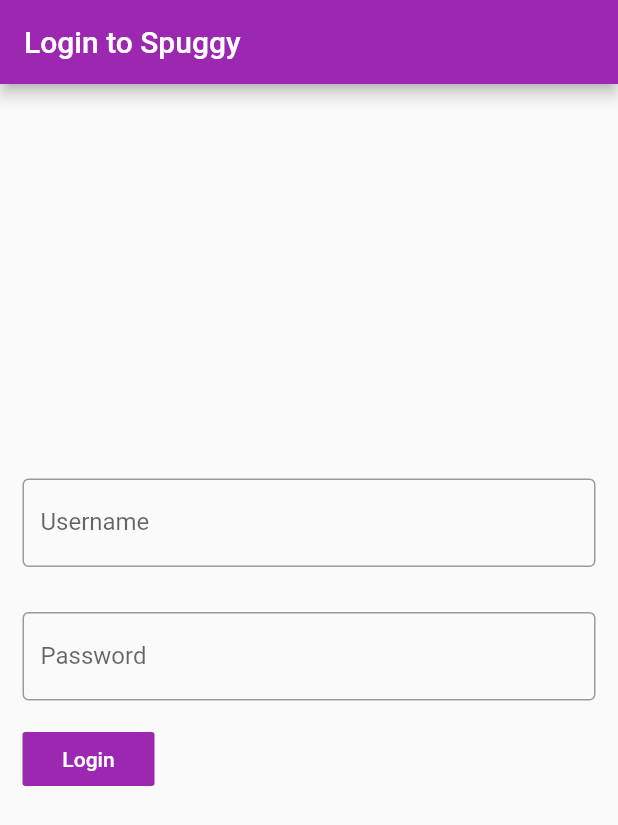
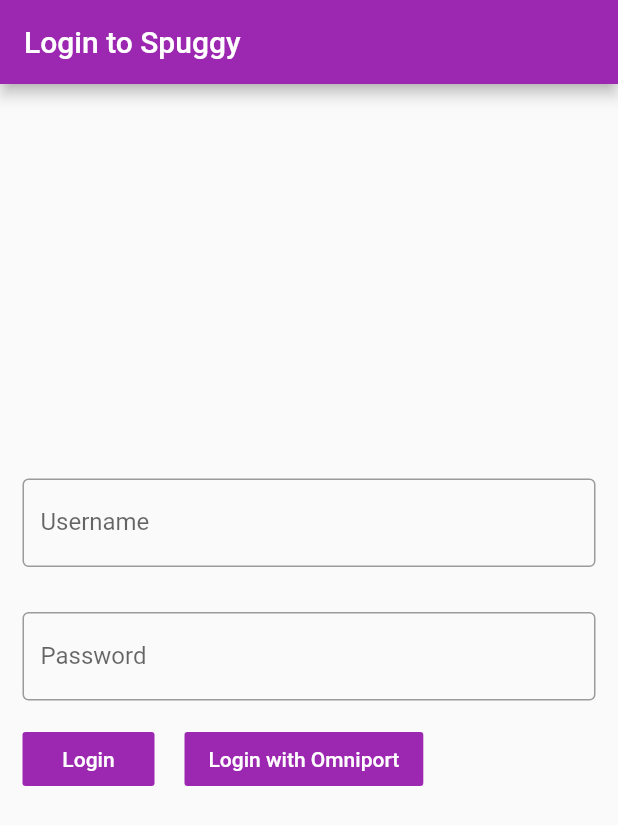
Before and after one commit to Sparsh1212/spuggyApp, a Flutter app: the screen it shows after launch, on a phone screen of 412 x 824 dp. Shown: the top 825 px of the screen. Run offline on Flutter 3.47's test engine with Material 2 defaults, Android fonts, the phone set to English and light mode, and no system bars; our stand-ins replace curved_navigation_bar, dropdown_formfield, flutter_html, flutter_secure_storage, flutter_spinkit; missing offline and left inert: flutter_inappwebview.

```diff
--- a/lib/brain.dart
+++ b/lib/brain.dart
@@ -6,7 +6,7 @@ import 'dart:convert';
 import 'package:flutter_secure_storage/flutter_secure_storage.dart';
 
 class Brain {
-  final base = 'https://eb7e930bc35c.ngrok.io/';
+  final base = 'https://9334b8c36731.ngrok.io/';
   final loginEndPoint = 'login';
   final profileEndPoint = 'spuggy/api/UserProfile/';
   final allProjsEndPoint = 'spuggy/api/Projects/';
--- a/lib/login.dart
+++ b/lib/login.dart
@@ -2,6 +2,7 @@ import 'brain.dart';
 import 'package:flutter/material.dart';
 import 'package:flutter_secure_storage/flutter_secure_storage.dart';
 import 'listproj.dart';
+import 'webview.dart';
 
 class Login extends StatefulWidget {
   final String message;
@@ -61,7 +62,9 @@ class _LoginState extends State<Login> {
             ),
             Padding(
               padding: const EdgeInsets.symmetric(horizontal: 15.0),
-              child: FlatButton(
+              child: Row(
+                children: [
+                  FlatButton(
                     color: Colors.purple,
                     child: Text(
                       'Login',
@@ -95,6 +98,22 @@ class _LoginState extends State<Login> {
                       }
                     },
                   ),
+                  SizedBox(
+                    width: 20.0,
+                  ),
+                  FlatButton(
+                    child: Text(
+                      'Login with Omniport',
+                      style: TextStyle(color: Colors.white),
+                    ),
+                    color: Colors.purple,
+                    onPressed: () {
+                      Navigator.push(context,
+                          MaterialPageRoute(builder: (context) => WebView()));
+                    },
+                  )
+                ],
+              ),
             ),
             Padding(
               padding: const EdgeInsets.all(15.0),
--- a/pubspec.yaml
+++ b/pubspec.yaml
@@ -35,6 +35,7 @@ dependencies:
   dropdown_formfield: ^0.1.2
   firebase_messaging: ^6.0.16
   curved_navigation_bar: ^0.3.2
+  flutter_inappwebview: ^3.3.0+3
 
 dev_dependencies:
   flutter_test:
```
Also changed, not shown: lib/webview.dart (added, +21 -0 lines), pubspec.lock. Lines whose indentation alone changed are shown as unchanged.
